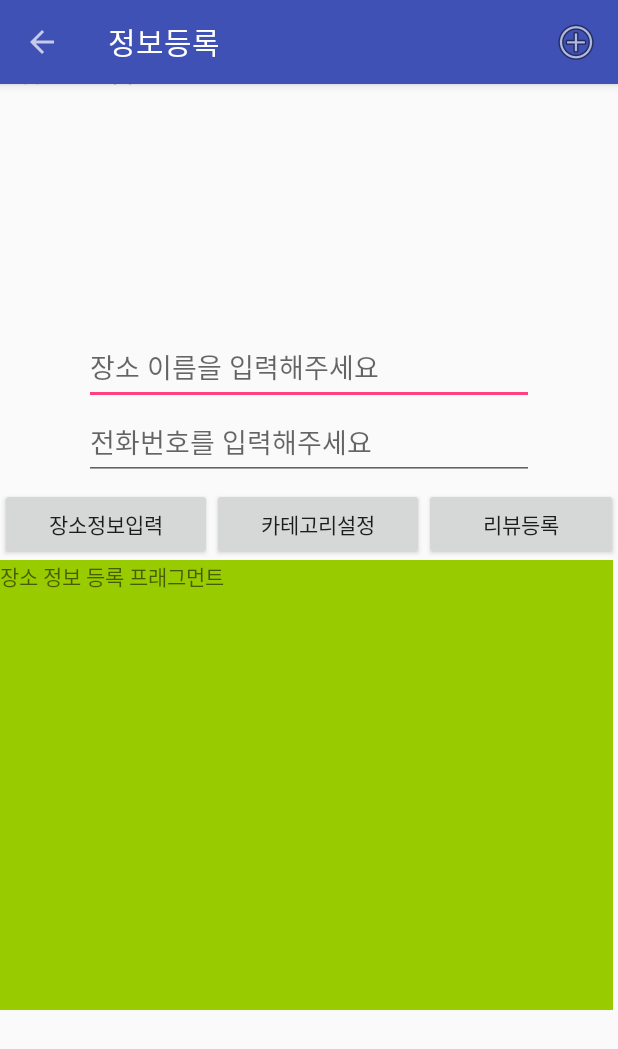
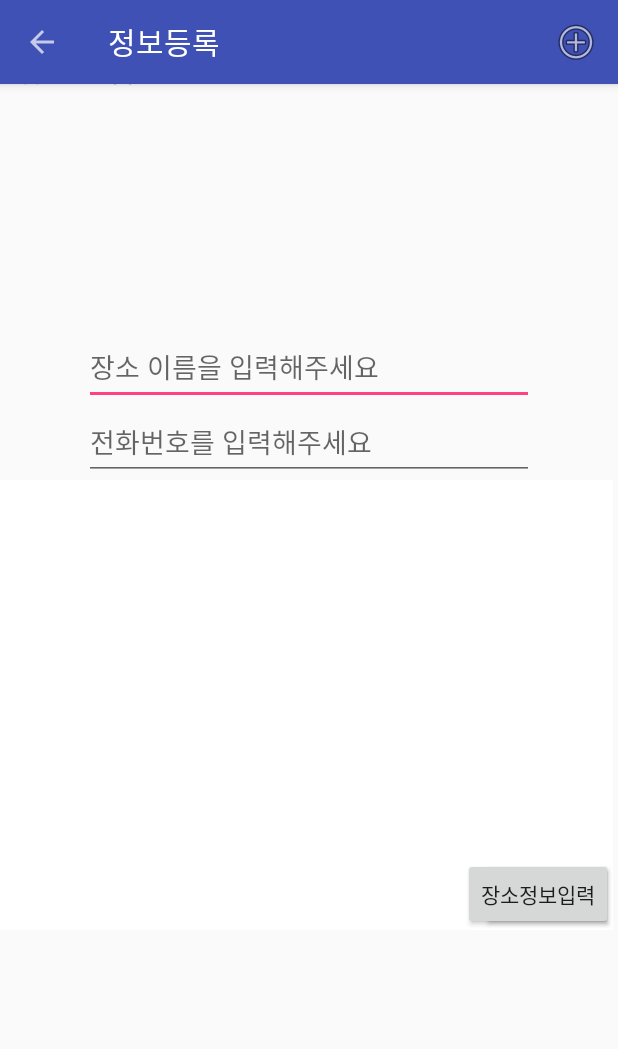
Before and after one commit to 2018bottomUpProject/User-participating-service-apps, an Android app: the AddActivity screen opened directly, with no data from a screen before it, after a tap on "장소정보입력", on a phone screen of 412 x 824 dp. Shown: the top 1049 px of the screen. Run offline under Robolectric (Android 15) with nearby library versions, the phone set to English and light mode, and no system bars.

Commit message:
modify information registration method
해당되는 정보를 모두 입력해야 정보 등록이 되는 형식으로 디자인 수정

change https://github.com/2018bottomUpProject/User-participating-service-apps/issues/20

```diff
--- a/UPSA/app/src/main/java/com/project/bottomup/upsa/AddActivity.java
+++ b/UPSA/app/src/main/java/com/project/bottomup/upsa/AddActivity.java
@@ -50,31 +50,6 @@ public class AddActivity extends AppCompatActivity implements OnMapReadyCallback
             SupportMapFragment mapFragment = (SupportMapFragment) fragmentManager.findFragmentById(R.id.addmap);
             mapFragment.getMapAsync(this);
 
-            Button button1 = findViewById(R.id.button1);
-            Button button2 = findViewById(R.id.button2);
-            Button button3 = findViewById(R.id.button3);
-
-            button1.setOnClickListener(new View.OnClickListener() {
-                @Override
-                public void onClick(View view) {
-                    //프래그먼트 교체
-                    getSupportFragmentManager().beginTransaction().replace(R.id.childfragment, new AddInfoFragment()).commit();
-                }
-            });
-        button2.setOnClickListener(new View.OnClickListener() {
-            @Override
-            public void onClick(View view) {
-                //프래그먼트 교체
-                getSupportFragmentManager().beginTransaction().replace(R.id.childfragment, new AddCategoryFragment()).commit();
-            }
-        });
-        button3.setOnClickListener(new View.OnClickListener() {
-            @Override
-            public void onClick(View view) {
-                //프래그먼트 교체
-                getSupportFragmentManager().beginTransaction().replace(R.id.childfragment, new AddReviewFragment()).commit();
-            }
-        });
     }
 
     @Override
--- a/UPSA/app/src/main/java/com/project/bottomup/upsa/AddCategoryFragment.java
+++ b/UPSA/app/src/main/java/com/project/bottomup/upsa/AddCategoryFragment.java
@@ -5,9 +5,13 @@ import android.net.Uri;
 import android.os.Bundle;
 import android.support.annotation.Nullable;
 import android.support.v4.app.Fragment;
+import android.support.v4.app.FragmentManager;
+import android.support.v4.app.FragmentTransaction;
+import android.util.Log;
 import android.view.LayoutInflater;
 import android.view.View;
 import android.view.ViewGroup;
+import android.widget.Button;
 
 public class AddCategoryFragment extends Fragment {
     @Nullable
@@ -15,6 +19,17 @@ public class AddCategoryFragment extends Fragment {
     public View onCreateView(LayoutInflater inflater, @Nullable ViewGroup container,
                              @Nullable Bundle savedInstanceState) {
         // Inflate the layout for this fragment
-        return inflater.inflate(R.layout.fragment_add_category, container, false);
+        View rootView = inflater.inflate(R.layout.fragment_add_category, container, false);
+        Button button1 = (Button) rootView.findViewById(R.id.button1);
+        button1.setOnClickListener(new View.OnClickListener() {
+            @Override
+            public void onClick(View view) {
+                //프래그먼트 교체
+                Log.i("AddCategory","button_click");
+                getFragmentManager().beginTransaction().replace(R.id.childfragment, new AddInfoFragment()).commit();
+            }
+        });
+
+        return rootView;
     }
 }
--- a/UPSA/app/src/main/java/com/project/bottomup/upsa/AddInfoFragment.java
+++ b/UPSA/app/src/main/java/com/project/bottomup/upsa/AddInfoFragment.java
@@ -8,6 +8,7 @@ import android.support.v4.app.Fragment;
 import android.view.LayoutInflater;
 import android.view.View;
 import android.view.ViewGroup;
+import android.widget.Button;
 
 
 public class AddInfoFragment extends Fragment {
@@ -16,6 +17,16 @@ public class AddInfoFragment extends Fragment {
     public View onCreateView(LayoutInflater inflater, @Nullable ViewGroup container,
                              @Nullable Bundle savedInstanceState) {
         // Inflate the layout for this fragment
-        return inflater.inflate(R.layout.fragment_add_info, container, false);
+        View rootView = inflater.inflate(R.layout.fragment_add_info, container, false);
+
+        Button button2 = (Button) rootView.findViewById(R.id.button2);
+        button2.setOnClickListener(new View.OnClickListener() {
+            @Override
+            public void onClick(View view) {
+                //프래그먼트 교체
+                getFragmentManager().beginTransaction().replace(R.id.childfragment, new AddReviewFragment()).commit();
+            }
+        });
+        return rootView;
     }
 }
--- a/UPSA/app/src/main/java/com/project/bottomup/upsa/AddReviewFragment.java
+++ b/UPSA/app/src/main/java/com/project/bottomup/upsa/AddReviewFragment.java
@@ -16,6 +16,7 @@ public class AddReviewFragment extends Fragment {
     public View onCreateView(LayoutInflater inflater, @Nullable ViewGroup container,
                              @Nullable Bundle savedInstanceState) {
         // Inflate the layout for this fragment
-        return inflater.inflate(R.layout.fragment_add_review, container, false);
+        View rootView = inflater.inflate(R.layout.fragment_add_review, container, false);
+        return rootView;
     }
 }
--- a/UPSA/app/src/main/java/com/project/bottomup/upsa/MainActivity.java
+++ b/UPSA/app/src/main/java/com/project/bottomup/upsa/MainActivity.java
@@ -24,9 +24,7 @@ import android.util.Log;
 import android.view.Menu;
 import android.view.MenuInflater;
 import android.view.MenuItem;
-import android.view.View;
 import android.widget.ArrayAdapter;
-import android.widget.Button;
 import android.widget.Toast;
 
 import com.google.android.gms.maps.CameraUpdateFactory;
--- a/UPSA/app/src/main/res/layout/activity_add.xml
+++ b/UPSA/app/src/main/res/layout/activity_add.xml
@@ -39,40 +39,10 @@
         android:hint="전화번호를 입력해주세요"
         android:layout_below="@+id/nameput"/>
 
-    <LinearLayout
-        android:layout_width="match_parent"
-        android:layout_height="wrap_content"
-        android:id="@+id/layout"
-        android:orientation="horizontal"
-        android:layout_marginTop="5dp"
-        android:layout_below="@+id/telput">
-
-        <Button
-            android:id="@+id/button1"
-            android:layout_weight="1"
-            android:layout_width="wrap_content"
-            android:layout_height="wrap_content"
-            android:text="장소정보입력"/>
-
-        <Button
-            android:id="@+id/button2"
-            android:layout_weight="1"
-            android:layout_width="wrap_content"
-            android:layout_height="wrap_content"
-            android:text="카테고리설정"/>
-
-        <Button
-            android:id="@+id/button3"
-            android:layout_weight="1"
-            android:layout_width="wrap_content"
-            android:layout_height="wrap_content"
-            android:text="리뷰등록"/>
-    </LinearLayout>
-
     <ScrollView
         android:layout_width="match_parent"
         android:layout_height="wrap_content"
-        android:layout_below="@+id/layout"
+        android:layout_below="@+id/telput"
         android:layout_centerVertical="true"
         android:layout_centerHorizontal="true">
 
--- a/UPSA/app/src/main/res/layout/fragment_add_category.xml
+++ b/UPSA/app/src/main/res/layout/fragment_add_category.xml
@@ -3,13 +3,14 @@
     xmlns:tools="http://schemas.android.com/tools"
     android:layout_width="match_parent"
     android:layout_height="match_parent"
-    android:background="@android:color/holo_blue_dark"
+    android:background="#FFFFFF"
     tools:context=".AddCategoryFragment">
 
-    <!-- TODO: Update blank fragment layout -->
-    <TextView
-        android:layout_width="match_parent"
-        android:layout_height="match_parent"
-        android:text="카테고리 설정 프래그먼트" />
+    <Button
+        android:id="@+id/button1"
+        android:layout_width="wrap_content"
+        android:layout_height="wrap_content"
+        android:layout_gravity="right|bottom"
+        android:text="장소정보입력"/>
 
 </FrameLayout>
--- a/UPSA/app/src/main/res/layout/fragment_add_info.xml
+++ b/UPSA/app/src/main/res/layout/fragment_add_info.xml
@@ -3,13 +3,14 @@
     xmlns:tools="http://schemas.android.com/tools"
     android:layout_width="match_parent"
     android:layout_height="match_parent"
-    android:background="@android:color/holo_green_light"
+    android:background="#FFFFFF"
     tools:context=".AddInfoFragment">
 
-    <!-- TODO: Update blank fragment layout -->
-    <TextView
-        android:layout_width="match_parent"
-        android:layout_height="match_parent"
-        android:text="장소 정보 등록 프래그먼트" />
+    <Button
+        android:id="@+id/button2"
+        android:layout_width="wrap_content"
+        android:layout_height="wrap_content"
+        android:layout_gravity="right|bottom"
+        android:text="리뷰등록"/>
 
 </FrameLayout>
--- a/UPSA/app/src/main/res/menu/menu_main.xml
+++ b/UPSA/app/src/main/res/menu/menu_main.xml
@@ -1,6 +1,11 @@
 <?xml version="1.0" encoding="utf-8"?>
 <menu xmlns:android="http://schemas.android.com/apk/res/android"
     xmlns:app="http://schemas.android.com/apk/res-auto">
+
+    <!--<item-->
+        <!--android:id="@+id/menu4"-->
+        <!--android:title="키워드검색"-->
+        <!--app:showAsAction="always"/>-->
     <item
         android:id="@+id/menu1"
         android:icon="@android:drawable/ic_menu_mylocation"
```
